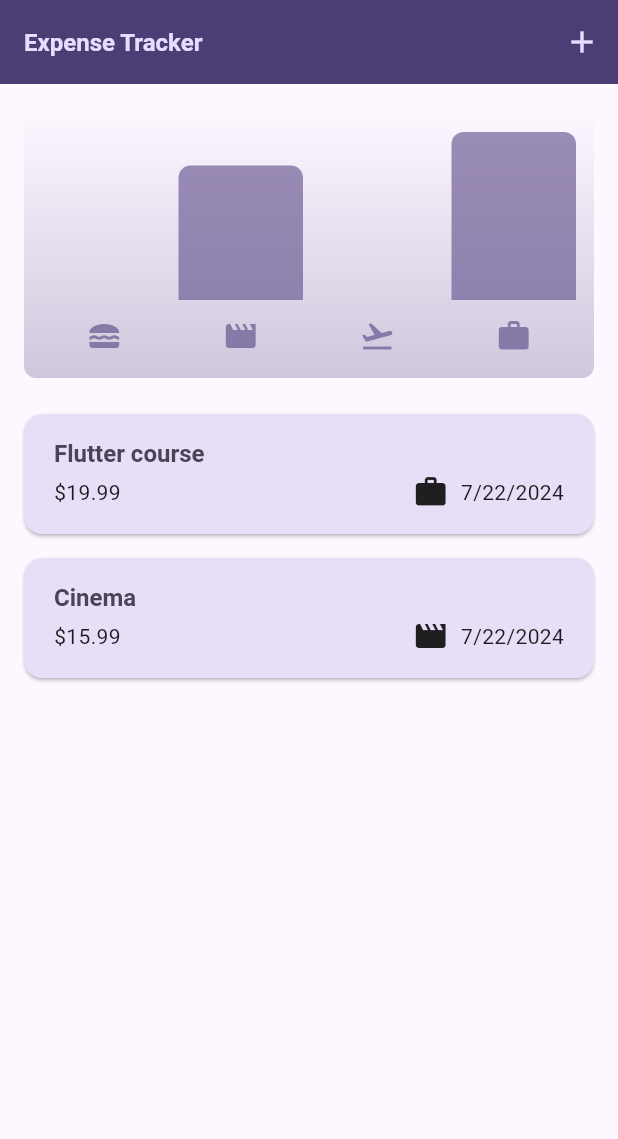
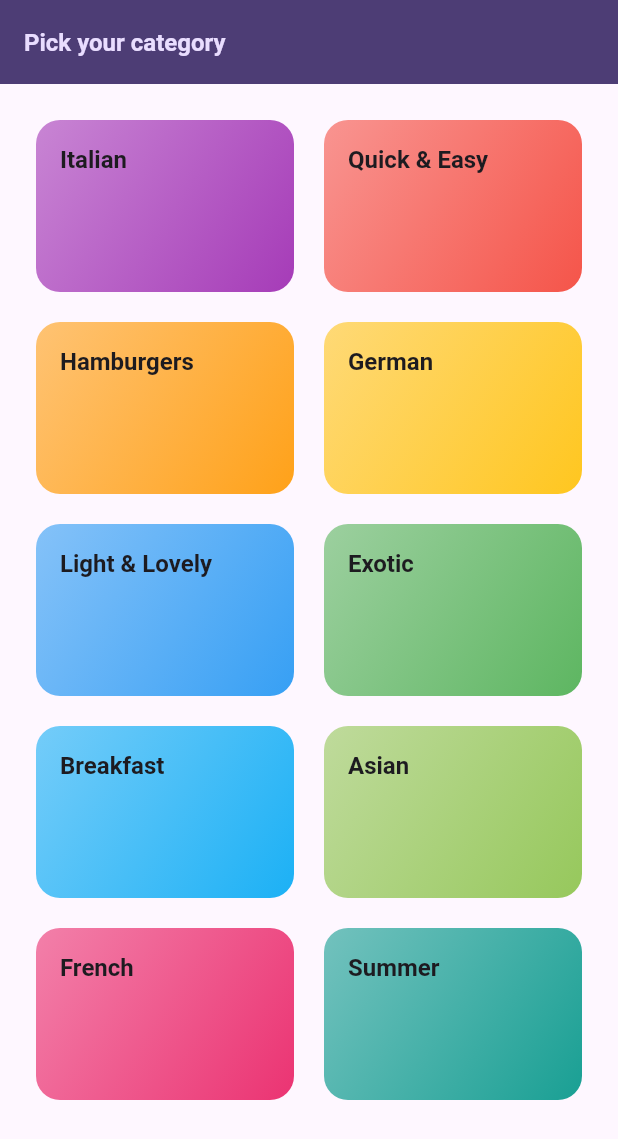
Before and after one commit to nabeel1o1/LearnFlutter, a Flutter app: the screen it shows after launch, on a phone screen of 412 x 824 dp. Shown: the top 1139 px of the screen. Run offline on Flutter 3.47's test engine with Material 3 defaults, Android fonts, the phone set to English and light mode, and no system bars; our stand-ins replace google_fonts.

Commit message:
Initialized Meal App

```diff
--- a/lib/main.dart
+++ b/lib/main.dart
@@ -1,5 +1,7 @@
 import 'package:flutter/material.dart';
-import 'package:flutteroid_app/expense_tracker_app/expenses.dart';
+import 'package:flutteroid_app/meals_app/data/dummy_data.dart';
+import 'package:flutteroid_app/meals_app/screens/categories_screen.dart';
+import 'package:flutteroid_app/meals_app/screens/meals_screen.dart';
 
 var kColorScheme =
     ColorScheme.fromSeed(seedColor: const Color.fromARGB(255, 96, 59, 181));
@@ -50,7 +52,7 @@
             ),
       ),
       themeMode: ThemeMode.system,
-      home: const Expenses(),
+      home: const CategoriesScreen(),
     ),
   );
 }
--- /dev/null
+++ b/lib/meals_app/data/dummy_data.dart
@@ -0,0 +1,407 @@
+import 'package:flutter/material.dart';
+import 'package:flutteroid_app/meals_app/models/Category.dart';
+import 'package:flutteroid_app/meals_app/models/meal.dart';
+
+const availableCategories = [
+  Category(
+    id: 'c1',
+    title: 'Italian',
+    color: Colors.purple,
+  ),
+  Category(
+    id: 'c2',
+    title: 'Quick & Easy',
+    color: Colors.red,
+  ),
+  Category(
+    id: 'c3',
+    title: 'Hamburgers',
+    color: Colors.orange,
+  ),
+  Category(
+    id: 'c4',
+    title: 'German',
+    color: Colors.amber,
+  ),
+  Category(
+    id: 'c5',
+    title: 'Light & Lovely',
+    color: Colors.blue,
+  ),
+  Category(
+    id: 'c6',
+    title: 'Exotic',
+    color: Colors.green,
+  ),
+  Category(
+    id: 'c7',
+    title: 'Breakfast',
+    color: Colors.lightBlue,
+  ),
+  Category(
+    id: 'c8',
+    title: 'Asian',
+    color: Colors.lightGreen,
+  ),
+  Category(
+    id: 'c9',
+    title: 'French',
+    color: Colors.pink,
+  ),
+  Category(
+    id: 'c10',
+    title: 'Summer',
+    color: Colors.teal,
+  ),
+];
+
+const dummyMeals = [
+  Meal(
+    id: 'm1',
+    categories: [
+      'c1',
+      'c2',
+    ],
+    title: 'Spaghetti with Tomato Sauce',
+    affordability: Affordability.affordable,
+    complexity: Complexity.simple,
+    imageUrl:
+    'https://upload.wikimedia.org/wikipedia/commons/thumb/2/20/Spaghetti_Bolognese_mit_Parmesan_oder_Grana_Padano.jpg/800px-Spaghetti_Bolognese_mit_Parmesan_oder_Grana_Padano.jpg',
+    duration: 20,
+    ingredients: [
+      '4 Tomatoes',
+      '1 Tablespoon of Olive Oil',
+      '1 Onion',
+      '250g Spaghetti',
+      'Spices',
+      'Cheese (optional)'
+    ],
+    steps: [
+      'Cut the tomatoes and the onion into small pieces.',
+      'Boil some water - add salt to it once it boils.',
+      'Put the spaghetti into the boiling water - they should be done in about 10 to 12 minutes.',
+      'In the meantime, heaten up some olive oil and add the cut onion.',
+      'After 2 minutes, add the tomato pieces, salt, pepper and your other spices.',
+      'The sauce will be done once the spaghetti are.',
+      'Feel free to add some cheese on top of the finished dish.'
+    ],
+    isGlutenFree: false,
+    isVegan: true,
+    isVegetarian: true,
+    isLactoseFree: true,
+  ),
+  Meal(
+    id: 'm2',
+    categories: [
+      'c2',
+    ],
+    title: 'Toast Hawaii',
+    affordability: Affordability.affordable,
+    complexity: Complexity.simple,
+    imageUrl:
+    'https://cdn.pixabay.com/photo/2018/07/11/21/51/toast-3532016_1280.jpg',
+    duration: 10,
+    ingredients: [
+      '1 Slice White Bread',
+      '1 Slice Ham',
+      '1 Slice Pineapple',
+      '1-2 Slices of Cheese',
+      'Butter'
+    ],
+    steps: [
+      'Butter one side of the white bread',
+      'Layer ham, the pineapple and cheese on the white bread',
+      'Bake the toast for round about 10 minutes in the oven at 200°C'
+    ],
+    isGlutenFree: false,
+    isVegan: false,
+    isVegetarian: false,
+    isLactoseFree: false,
+  ),
+  Meal(
+    id: 'm3',
+    categories: [
+      'c2',
+      'c3',
+    ],
+    title: 'Classic Hamburger',
+    affordability: Affordability.pricey,
+    complexity: Complexity.simple,
+    imageUrl:
+    'https://cdn.pixabay.com/photo/2014/10/23/18/05/burger-500054_1280.jpg',
+    duration: 45,
+    ingredients: [
+      '300g Cattle Hack',
+      '1 Tomato',
+      '1 Cucumber',
+      '1 Onion',
+      'Ketchup',
+      '2 Burger Buns'
+    ],
+    steps: [
+      'Form 2 patties',
+      'Fry the patties for c. 4 minutes on each side',
+      'Quickly fry the buns for c. 1 minute on each side',
+      'Bruch buns with ketchup',
+      'Serve burger with tomato, cucumber and onion'
+    ],
+    isGlutenFree: false,
+    isVegan: false,
+    isVegetarian: false,
+    isLactoseFree: true,
+  ),
+  Meal(
+    id: 'm4',
+    categories: [
+      'c4',
+    ],
+    title: 'Wiener Schnitzel',
+    affordability: Affordability.luxurious,
+    complexity: Complexity.challenging,
+    imageUrl:
+    'https://cdn.pixabay.com/photo/2018/03/31/19/29/schnitzel-3279045_1280.jpg',
+    duration: 60,
+    ingredients: [
+      '8 Veal Cutlets',
+      '4 Eggs',
+      '200g Bread Crumbs',
+      '100g Flour',
+      '300ml Butter',
+      '100g Vegetable Oil',
+      'Salt',
+      'Lemon Slices'
+    ],
+    steps: [
+      'Tenderize the veal to about 2–4mm, and salt on both sides.',
+      'On a flat plate, stir the eggs briefly with a fork.',
+      'Lightly coat the cutlets in flour then dip into the egg, and finally, coat in breadcrumbs.',
+      'Heat the butter and oil in a large pan (allow the fat to get very hot) and fry the schnitzels until golden brown on both sides.',
+      'Make sure to toss the pan regularly so that the schnitzels are surrounded by oil and the crumbing becomes ‘fluffy’.',
+      'Remove, and drain on kitchen paper. Fry the parsley in the remaining oil and drain.',
+      'Place the schnitzels on awarmed plate and serve garnishedwith parsley and slices of lemon.'
+    ],
+    isGlutenFree: false,
+    isVegan: false,
+    isVegetarian: false,
+    isLactoseFree: false,
+  ),
+  Meal(
+    id: 'm5',
+    categories: [
+      'c2'
+          'c5',
+      'c10',
+    ],
+    title: 'Salad with Smoked Salmon',
+    affordability: Affordability.luxurious,
+    complexity: Complexity.simple,
+    imageUrl:
+    'https://cdn.pixabay.com/photo/2016/10/25/13/29/smoked-salmon-salad-1768890_1280.jpg',
+    duration: 15,
+    ingredients: [
+      'Arugula',
+      'Lamb\'s Lettuce',
+      'Parsley',
+      'Fennel',
+      '200g Smoked Salmon',
+      'Mustard',
+      'Balsamic Vinegar',
+      'Olive Oil',
+      'Salt and Pepper'
+    ],
+    steps: [
+      'Wash and cut salad and herbs',
+      'Dice the salmon',
+      'Process mustard, vinegar and olive oil into a dessing',
+      'Prepare the salad',
+      'Add salmon cubes and dressing'
+    ],
+    isGlutenFree: true,
+    isVegan: false,
+    isVegetarian: true,
+    isLactoseFree: true,
+  ),
+  Meal(
+    id: 'm6',
+    categories: [
+      'c6',
+      'c10',
+    ],
+    title: 'Delicious Orange Mousse',
+    affordability: Affordability.affordable,
+    complexity: Complexity.hard,
+    imageUrl:
+    'https://cdn.pixabay.com/photo/2017/05/01/05/18/pastry-2274750_1280.jpg',
+    duration: 240,
+    ingredients: [
+      '4 Sheets of Gelatine',
+      '150ml Orange Juice',
+      '80g Sugar',
+      '300g Yoghurt',
+      '200g Cream',
+      'Orange Peel',
+    ],
+    steps: [
+      'Dissolve gelatine in pot',
+      'Add orange juice and sugar',
+      'Take pot off the stove',
+      'Add 2 tablespoons of yoghurt',
+      'Stir gelatin under remaining yoghurt',
+      'Cool everything down in the refrigerator',
+      'Whip the cream and lift it under die orange mass',
+      'Cool down again for at least 4 hours',
+      'Serve with orange peel',
+    ],
+    isGlutenFree: true,
+    isVegan: false,
+    isVegetarian: true,
+    isLactoseFree: false,
+  ),
+  Meal(
+    id: 'm7',
+    categories: [
+      'c7',
+    ],
+    title: 'Pancakes',
+    affordability: Affordability.affordable,
+    complexity: Complexity.simple,
+    imageUrl:
+    'https://cdn.pixabay.com/photo/2018/07/10/21/23/pancake-3529653_1280.jpg',
+    duration: 20,
+    ingredients: [
+      '1 1/2 Cups all-purpose Flour',
+      '3 1/2 Teaspoons Baking Powder',
+      '1 Teaspoon Salt',
+      '1 Tablespoon White Sugar',
+      '1 1/4 cups Milk',
+      '1 Egg',
+      '3 Tablespoons Butter, melted',
+    ],
+    steps: [
+      'In a large bowl, sift together the flour, baking powder, salt and sugar.',
+      'Make a well in the center and pour in the milk, egg and melted butter; mix until smooth.',
+      'Heat a lightly oiled griddle or frying pan over medium high heat.',
+      'Pour or scoop the batter onto the griddle, using approximately 1/4 cup for each pancake. Brown on both sides and serve hot.'
+    ],
+    isGlutenFree: true,
+    isVegan: false,
+    isVegetarian: true,
+    isLactoseFree: false,
+  ),
+  Meal(
+    id: 'm8',
+    categories: [
+      'c8',
+    ],
+    title: 'Creamy Indian Chicken Curry',
+    affordability: Affordability.pricey,
+    complexity: Complexity.challenging,
+    imageUrl:
+    'https://cdn.pixabay.com/photo/2018/06/18/16/05/indian-food-3482749_1280.jpg',
+    duration: 35,
+    ingredients: [
+      '4 Chicken Breasts',
+      '1 Onion',
+      '2 Cloves of Garlic',
+      '1 Piece of Ginger',
+      '4 Tablespoons Almonds',
+      '1 Teaspoon Cayenne Pepper',
+      '500ml Coconut Milk',
+    ],
+    steps: [
+      'Slice and fry the chicken breast',
+      'Process onion, garlic and ginger into paste and sauté everything',
+      'Add spices and stir fry',
+      'Add chicken breast + 250ml of water and cook everything for 10 minutes',
+      'Add coconut milk',
+      'Serve with rice'
+    ],
+    isGlutenFree: true,
+    isVegan: false,
+    isVegetarian: false,
+    isLactoseFree: true,
+  ),
+  Meal(
+    id: 'm9',
+    categories: [
+      'c9',
+    ],
+    title: 'Chocolate Souffle',
+    affordability: Affordability.affordable,
+    complexity: Complexity.hard,
+    imageUrl:
+    'https://cdn.pixabay.com/photo/2014/08/07/21/07/souffle-412785_1280.jpg',
+    duration: 45,
+    ingredients: [
+      '1 Teaspoon melted Butter',
+      '2 Tablespoons white Sugar',
+      '2 Ounces 70% dark Chocolate, broken into pieces',
+      '1 Tablespoon Butter',
+      '1 Tablespoon all-purpose Flour',
+      '4 1/3 tablespoons cold Milk',
+      '1 Pinch Salt',
+      '1 Pinch Cayenne Pepper',
+      '1 Large Egg Yolk',
+      '2 Large Egg Whites',
+      '1 Pinch Cream of Tartar',
+      '1 Tablespoon white Sugar',
+    ],
+    steps: [
+      'Preheat oven to 190°C. Line a rimmed baking sheet with parchment paper.',
+      'Brush bottom and sides of 2 ramekins lightly with 1 teaspoon melted butter; cover bottom and sides right up to the rim.',
+      'Add 1 tablespoon white sugar to ramekins. Rotate ramekins until sugar coats all surfaces.',
+      'Place chocolate pieces in a metal mixing bowl.',
+      'Place bowl over a pan of about 3 cups hot water over low heat.',
+      'Melt 1 tablespoon butter in a skillet over medium heat. Sprinkle in flour. Whisk until flour is incorporated into butter and mixture thickens.',
+      'Whisk in cold milk until mixture becomes smooth and thickens. Transfer mixture to bowl with melted chocolate.',
+      'Add salt and cayenne pepper. Mix together thoroughly. Add egg yolk and mix to combine.',
+      'Leave bowl above the hot (not simmering) water to keep chocolate warm while you whip the egg whites.',
+      'Place 2 egg whites in a mixing bowl; add cream of tartar. Whisk until mixture begins to thicken and a drizzle from the whisk stays on the surface about 1 second before disappearing into the mix.',
+      'Add 1/3 of sugar and whisk in. Whisk in a bit more sugar about 15 seconds.',
+      'whisk in the rest of the sugar. Continue whisking until mixture is about as thick as shaving cream and holds soft peaks, 3 to 5 minutes.',
+      'Transfer a little less than half of egg whites to chocolate.',
+      'Mix until egg whites are thoroughly incorporated into the chocolate.',
+      'Add the rest of the egg whites; gently fold into the chocolate with a spatula, lifting from the bottom and folding over.',
+      'Stop mixing after the egg white disappears. Divide mixture between 2 prepared ramekins. Place ramekins on prepared baking sheet.',
+      'Bake in preheated oven until scuffles are puffed and have risen above the top of the rims, 12 to 15 minutes.',
+    ],
+    isGlutenFree: true,
+    isVegan: false,
+    isVegetarian: true,
+    isLactoseFree: false,
+  ),
+  Meal(
+    id: 'm10',
+    categories: [
+      'c2',
+      'c5',
+      'c10',
+    ],
+    title: 'Asparagus Salad with Cherry Tomatoes',
+    affordability: Affordability.luxurious,
+    complexity: Complexity.simple,
+    imageUrl:
+    'https://cdn.pixabay.com/photo/2018/04/09/18/26/asparagus-3304997_1280.jpg',
+    duration: 30,
+    ingredients: [
+      'White and Green Asparagus',
+      '30g Pine Nuts',
+      '300g Cherry Tomatoes',
+      'Salad',
+      'Salt, Pepper and Olive Oil'
+    ],
+    steps: [
+      'Wash, peel and cut the asparagus',
+      'Cook in salted water',
+      'Salt and pepper the asparagus',
+      'Roast the pine nuts',
+      'Halve the tomatoes',
+      'Mix with asparagus, salad and dressing',
+      'Serve with Baguette'
+    ],
+    isGlutenFree: true,
+    isVegan: true,
+    isVegetarian: true,
+    isLactoseFree: true,
+  ),
+];
--- /dev/null
+++ b/lib/meals_app/models/Category.dart
@@ -0,0 +1,11 @@
+import 'package:flutter/material.dart';
+
+class Category {
+
+  const Category({required this.id, required this.title, this.color = Colors.orange});
+
+  final String id;
+  final String title;
+  final Color color;
+
+}
--- /dev/null
+++ b/lib/meals_app/models/meal.dart
@@ -0,0 +1,43 @@
+enum Complexity {
+  simple,
+  challenging,
+  hard,
+}
+
+enum Affordability {
+  affordable,
+  pricey,
+  luxurious,
+}
+
+class Meal {
+  const Meal({
+    required this.id,
+    required this.categories,
+    required this.title,
+    required this.imageUrl,
+    required this.ingredients,
+    required this.steps,
+    required this.duration,
+    required this.complexity,
+    required this.affordability,
+    required this.isGlutenFree,
+    required this.isLactoseFree,
+    required this.isVegan,
+    required this.isVegetarian,
+  });
+
+  final String id;
+  final List<String> categories;
+  final String title;
+  final String imageUrl;
+  final List<String> ingredients;
+  final List<String> steps;
+  final int duration;
+  final Complexity complexity;
+  final Affordability affordability;
+  final bool isGlutenFree;
+  final bool isLactoseFree;
+  final bool isVegan;
+  final bool isVegetarian;
+}
--- /dev/null
+++ b/lib/meals_app/screens/categories_screen.dart
@@ -0,0 +1,53 @@
+import 'package:flutter/material.dart';
+import 'package:flutteroid_app/meals_app/data/dummy_data.dart';
+import 'package:flutteroid_app/meals_app/models/Category.dart';
+import 'package:flutteroid_app/meals_app/screens/meals_screen.dart';
+import 'package:flutteroid_app/meals_app/widgets/category_grid_item.dart';
+
+class CategoriesScreen extends StatelessWidget {
+  const CategoriesScreen({super.key});
+
+  void _selectCategory(BuildContext context, Category category) {
+    final filteredMeals = dummyMeals
+        .where((meal) => meal.categories.contains(category.id))
+        .toList();
+    Navigator.of(context).push(
+      MaterialPageRoute(
+        builder: (ctx) => MealsScreen(
+          title: category.title,
+          meals: filteredMeals,
+        ),
+      ),
+    );
+  }
+
+  @override
+  Widget build(BuildContext context) {
+    return Scaffold(
+      appBar: AppBar(
+        title: const Text('Pick your category'),
+      ),
+      body: GridView(
+        padding: const EdgeInsets.all(24),
+        gridDelegate: const SliverGridDelegateWithFixedCrossAxisCount(
+          crossAxisCount: 2,
+          childAspectRatio: 3 / 2,
+          crossAxisSpacing: 20,
+          mainAxisSpacing: 20,
+        ),
+        children: [
+          ...availableCategories.map(
+            (category) => CategoryGridItem(
+              category: category,
+              onSelectCategory: () {
+                _selectCategory(context, category);
+              },
+            ),
+          )
+          // for(final category in availableCategories)
+          //   CategoryGridItem(category: category)
+        ],
+      ),
+    );
+  }
+}
--- /dev/null
+++ b/lib/meals_app/screens/meals_screen.dart
@@ -0,0 +1,47 @@
+import 'package:flutter/material.dart';
+import 'package:flutteroid_app/meals_app/models/meal.dart';
+
+class MealsScreen extends StatelessWidget {
+  const MealsScreen({required this.title, required this.meals, super.key});
+
+  final String title;
+  final List<Meal> meals;
+
+  @override
+  Widget build(BuildContext context) {
+    Widget content = Center(
+      child: Column(
+        mainAxisSize: MainAxisSize.min,
+        children: [
+          Text(
+            'Uh ho...nothing here! ',
+            style: Theme.of(context).textTheme.headlineLarge!.copyWith(
+                  color: Theme.of(context).colorScheme.onSurface,
+                ),
+          ),
+          const SizedBox(
+            height: 16,
+          ),
+          Text(
+            'try selecting a different category!',
+            style: Theme.of(context).textTheme.titleLarge!.copyWith(
+                  color: Theme.of(context).colorScheme.onSurface,
+                ),
+          )
+        ],
+      ),
+    );
+    if (meals.isNotEmpty) {
+      content = ListView.builder(
+          itemCount: meals.length,
+          itemBuilder: (context, index) {
+            Text(meals[index].title);
+          });
+    }
+    return Scaffold(
+        appBar: AppBar(
+          title: Text(title),
+        ),
+        body: content);
+  }
+}
--- /dev/null
+++ b/lib/meals_app/widgets/category_grid_item.dart
@@ -0,0 +1,40 @@
+import 'package:flutter/material.dart';
+import 'package:flutteroid_app/meals_app/models/Category.dart';
+
+class CategoryGridItem extends StatelessWidget {
+  const CategoryGridItem(
+      {required this.category, required this.onSelectCategory, super.key});
+
+  final Category category;
+
+  final void Function() onSelectCategory;
+
+  @override
+  Widget build(BuildContext context) {
+    return InkWell(
+      onTap: onSelectCategory ,
+      splashColor: Theme.of(context).primaryColor,
+      borderRadius: BorderRadius.circular(16),
+      child: Container(
+        padding: const EdgeInsets.all(16),
+        decoration: BoxDecoration(
+          borderRadius: BorderRadius.circular(16),
+          gradient: LinearGradient(
+            colors: [
+              category.color.withOpacity(0.55),
+              category.color.withOpacity(0.9),
+            ],
+            begin: Alignment.topLeft,
+            end: Alignment.bottomRight,
+          ),
+        ),
+        child: Text(
+          category.title,
+          style: Theme.of(context).textTheme.titleLarge!.copyWith(
+                color: Theme.of(context).colorScheme.onSurface,
+              ),
+        ),
+      ),
+    );
+  }
+}
```
